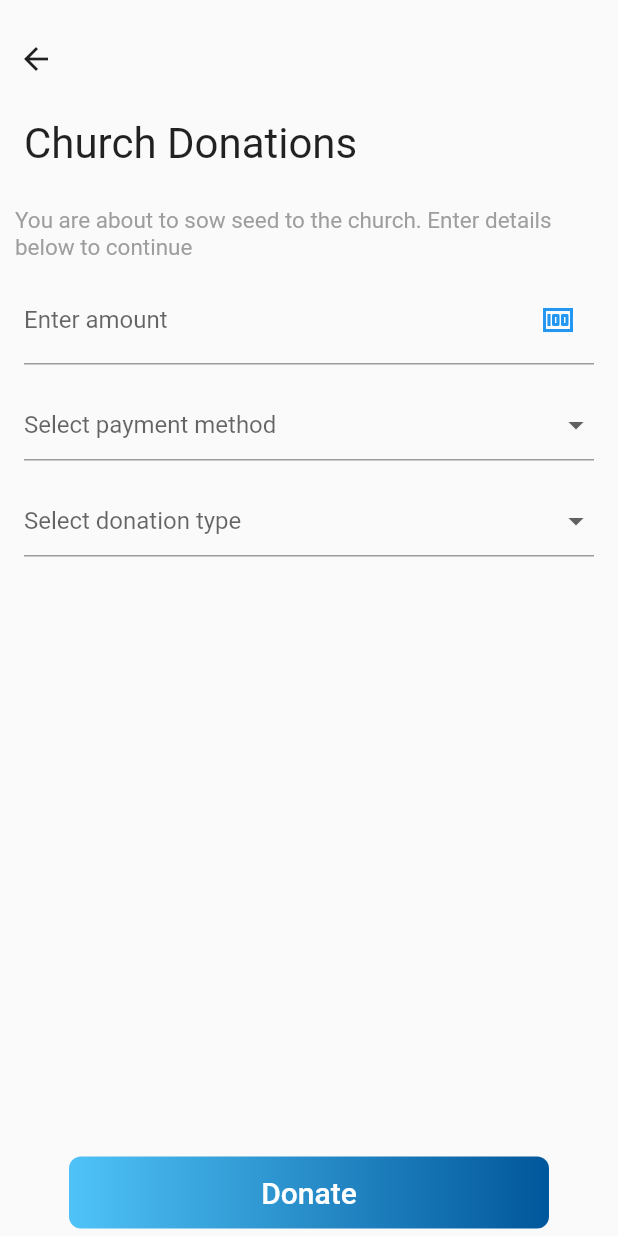
After one commit to brudex/cornerstonemobile, a Flutter app: the screen it shows after launch, after a tap on "Donation Screen", on a phone screen of 412 x 824 dp. The commit adds this screen. Run offline on Flutter 3.47's test engine with Material 2 defaults, Android fonts, the phone set to English and light mode, and no system bars; project files that could hold a hidden picture were left out.

Commit message:
Second commit

```diff
--- /dev/null
+++ b/lib/donation.dart
@@ -0,0 +1,205 @@
+import 'package:cornerstone/widgets.dart';
+import 'package:flutter/material.dart';
+
+class Donation extends StatefulWidget {
+  @override
+  State createState() => DonationState();
+}
+
+class DonationState extends State<Donation> {
+  TextEditingController _amountController;
+  FocusNode _amountFocus;
+
+  // Initially password is obscure
+
+  String _amount;
+  String _currentPaymentMethod;
+  String _currentDonationType;
+
+  var _paymentMethod = [
+    "Stripe",
+    "Paypal",
+  ];
+
+  var _donations = [
+    "Tithe",
+    "Offering",
+    "Others",
+  ];
+
+  void performDonation() {
+    //Donation here
+  }
+
+  void _validate() {
+    setState(() {
+      _amount = _amountController.text;
+    });
+  }
+
+  @override
+  void initState() {
+    _amountController = TextEditingController();
+
+    _amountFocus = FocusNode();
+
+    super.initState();
+  }
+
+  @override
+  Widget build(BuildContext context) {
+    return Scaffold(
+      body: SafeArea(
+        child: Column(
+          mainAxisSize: MainAxisSize.min,
+          children: <Widget>[
+            SizedBox(
+              height: 15,
+            ),
+            Row(
+              children: <Widget>[
+                IconButton(
+                  icon: Icon(Icons.arrow_back),
+                  onPressed: () {
+                    Navigator.pop(context);
+                  },
+                )
+              ],
+            ),
+            Row(
+              children: [
+                Padding(
+                  padding: const EdgeInsets.all(16.0),
+                  child: Text(
+                    'Church Donations',
+                    style: TextStyle(fontSize: 28.0),
+                    textAlign: TextAlign.left,
+                  ),
+                ),
+              ],
+            ),
+            Padding(
+              padding: const EdgeInsets.all(10.0),
+              child: Text(
+                'You are about to sow seed to the church. Enter details below to continue',
+                style: TextStyle(fontSize: 15.0, color: Colors.grey),
+                textAlign: TextAlign.left,
+              ),
+            ),
+            Padding(
+              padding: const EdgeInsets.only(
+                  left: 16.0, right: 16, bottom: 16),
+              child: Material(
+                color: Colors.transparent,
+                borderRadius: BorderRadius.circular(10.0),
+                child: TextField(
+                  focusNode: _amountFocus,
+                  controller: _amountController,
+                  obscureText: false,
+                  textInputAction: TextInputAction.next,
+                  onSubmitted: (input) {
+                    _amount = input;
+                  },
+                  onTap: () {},
+                  decoration: InputDecoration(
+                    labelText: "Enter amount",
+                    hintText: 'Enter amount to donate',
+                    suffixIcon: IconButton(
+                      icon: Icon(
+                        Icons.money,
+                        color: Colors.blue,
+                      ),
+                      onPressed: () {},
+                    ),
+                  ),
+                ),
+              ),
+            ),
+            Padding(
+              padding: const EdgeInsets.only(
+                  left: 16.0, right: 16, bottom: 16),
+              child: FormField<String>(
+                builder: (FormFieldState<String> state) {
+                  return InputDecorator(
+                    decoration: InputDecoration(
+                      errorStyle: TextStyle(
+                          color: Colors.redAccent, fontSize: 16),
+                      hintText: 'Please select church',
+                    ),
+                    child: DropdownButtonHideUnderline(
+                      child: DropdownButton<String>(
+                        hint: Text('Select payment method'),
+                        value: _currentPaymentMethod,
+                        isDense: true,
+                        onChanged: (String newValue) {
+                          setState(() {
+                            _currentPaymentMethod = newValue;
+                            state.didChange(newValue);
+                          });
+                        },
+                        items: _paymentMethod.map((String value) {
+                          return DropdownMenuItem<String>(
+                            child: Row(
+                              mainAxisAlignment: MainAxisAlignment.spaceBetween,
+                              children: [
+                                Text(value),
+                                Text('  '),
+                                value == 'Stripe'?   Image.asset('images/stripe.png'):Image.asset('images/paypal.png'),
+                              ],
+                            ),
+                            value: value,
+                          );
+                        }).toList(),
+                      ),
+                    ),
+                  );
+                },
+              ),
+            ),
+            Padding(
+              padding: const EdgeInsets.only(
+                  left: 16.0, right: 16, bottom: 16),
+              child: FormField<String>(
+                builder: (FormFieldState<String> state) {
+                  return InputDecorator(
+                    decoration: InputDecoration(
+                      errorStyle: TextStyle(
+                          color: Colors.redAccent, fontSize: 16),
+                      hintText: 'Please select church',
+                    ),
+                    child: DropdownButtonHideUnderline(
+                      child: DropdownButton<String>(
+                        hint: Text('Select donation type'),
+                        value: _currentDonationType,
+                        isDense: true,
+                        onChanged: (String newValue) {
+                          setState(() {
+                            _currentDonationType = newValue;
+                            state.didChange(newValue);
+                          });
+                        },
+                        items: _donations.map((String value) {
+                          return DropdownMenuItem<String>(
+                            child: Text(value),
+                            value: value,
+                          );
+                        }).toList(),
+                      ),
+                    ),
+                  );
+                },
+              ),
+            ),
+             Spacer(),
+            Align(
+              alignment: Alignment.bottomCenter,
+              child: StyledButton(
+                title: 'Donate',
+              ),
+            ),
+          ],
+        ),
+      ),
+    );
+  }
+}
--- /dev/null
+++ b/lib/index.dart
@@ -0,0 +1,89 @@
+import 'package:cornerstone/donation_history.dart';
+import 'package:cornerstone/login.dart';
+import 'package:cornerstone/onboardingScreen.dart';
+import 'package:cornerstone/register.dart';
+import 'package:cornerstone/donation_success_screen.dart';
+import 'package:flutter/material.dart';
+
+import 'donation.dart';
+
+class Index extends StatelessWidget {
+  @override
+  Widget build(BuildContext context) {
+    return Scaffold(
+      appBar: AppBar(
+        title: Text('App Index'),
+      ),
+      body: ListView(
+        children: <Widget>[
+          ListTile(
+            title: Text("Onboarding Screen"),
+            onTap: () {
+              Navigator.push(
+                context,
+                MaterialPageRoute(
+                  builder: (context) => OnboardingScreen(),
+                ),
+              );
+            },
+          ),
+          ListTile(
+            title: Text("Login Screen"),
+            onTap: () {
+              Navigator.push(
+                context,
+                MaterialPageRoute(
+                  builder: (context) => Login(),
+                ),
+              );
+            },
+          ),
+          ListTile(
+            title: Text("Register Screen"),
+            onTap: () {
+              Navigator.push(
+                context,
+                MaterialPageRoute(
+                  builder: (context) => Register(),
+                ),
+              );
+            },
+          ),
+          ListTile(
+            title: Text("Donation Screen"),
+            onTap: () {
+              Navigator.push(
+                context,
+                MaterialPageRoute(
+                  builder: (context) => Donation(),
+                ),
+              );
+            },
+          ),
+           ListTile(
+            title: Text("Donation Success Screen"),
+            onTap: () {
+              Navigator.push(
+                context,
+                MaterialPageRoute(
+                  builder: (context) => DonationSuccess(),
+                ),
+              );
+            },
+          ),
+          ListTile(
+            title: Text("Donation History Screen"),
+            onTap: () {
+              Navigator.push(
+                context,
+                MaterialPageRoute(
+                  builder: (context) => DonationHistory(),
+                ),
+              );
+            },
+          ),
+        ],
+      ),
+    );
+  }
+}
--- a/lib/login.dart
+++ b/lib/login.dart
@@ -184,6 +184,7 @@ class LoginState extends State<Login> {
                         ),
                       ),
                       width: 320,
+                      // ignore: deprecated_member_use
                       child: FlatButton(
                         child: Text('Log in',
                             style: TextStyle(fontSize: 20, color: Colors.white)),
--- a/lib/main.dart
+++ b/lib/main.dart
@@ -10,6 +10,9 @@ class MyApp extends StatelessWidget {
   @override
   Widget build(BuildContext context) {
     precacheImage(AssetImage('images/logo 1.png'), context);
+    precacheImage(AssetImage('images/stripe.png'), context);
+    precacheImage(AssetImage('images/paypal.png'), context);
+
 
     return MaterialApp(
       debugShowCheckedModeBanner: false,
--- a/lib/onboardingScreen.dart
+++ b/lib/onboardingScreen.dart
@@ -46,6 +46,7 @@ class OnboardingScreen extends StatelessWidget {
                   ),
                 ),
                 width: 320,
+                // ignore: deprecated_member_use
                 child: FlatButton(
                   child: Text('Register',
                       style: TextStyle(fontSize: 20, color: Colors.white)),
--- a/lib/splashscreen.dart
+++ b/lib/splashscreen.dart
@@ -1,5 +1,6 @@
 import 'dart:async';
 
+import 'package:cornerstone/index.dart';
 import 'package:flutter/material.dart';
 
 import 'onboardingScreen.dart';
@@ -30,7 +31,7 @@ class SplashScreenState extends State<SplashScreen> {
   void navigationPageWel() {
     Navigator.pushAndRemoveUntil(
       context,
-      MaterialPageRoute(builder: (context) => OnboardingScreen()),
+      MaterialPageRoute(builder: (context) => Index()),
       (Route<dynamic> route) => false,
     );
   }
--- /dev/null
+++ b/lib/widgets.dart
@@ -0,0 +1,33 @@
+import 'package:flutter/material.dart';
+
+class StyledButton extends StatelessWidget {
+
+  final String title;
+
+  const StyledButton({Key key, @required this.title}) : super(key: key);
+
+  @override
+  Widget build(BuildContext context) {
+    return  Container(
+                  margin: EdgeInsets.only(top: 32, bottom: 5),
+                  decoration: BoxDecoration(
+                    //   color: Colors.blue,
+                    shape: BoxShape.rectangle,
+                    borderRadius: BorderRadius.all(
+                      Radius.circular(8),
+                    ),
+                    gradient: LinearGradient(
+                      begin: Alignment.centerLeft,
+                      end: Alignment.centerRight,
+                      colors: [Color(0xff4fc3f7), Color(0xff01579b)],
+                    ),
+                  ),
+                  width: 320,
+                  child: FlatButton(
+                    child: Text(title,
+                        style: TextStyle(fontSize: 20, color: Colors.white)),
+                    onPressed: () {},
+                  ),
+                );
+  }
+}
```
Also changed, not shown: lib/donation_history.dart (added, +202 -0 lines), lib/donation_success_screen.dart (added, +53 -0 lines), images/paypal.png (added), images/stripe.png (added).
